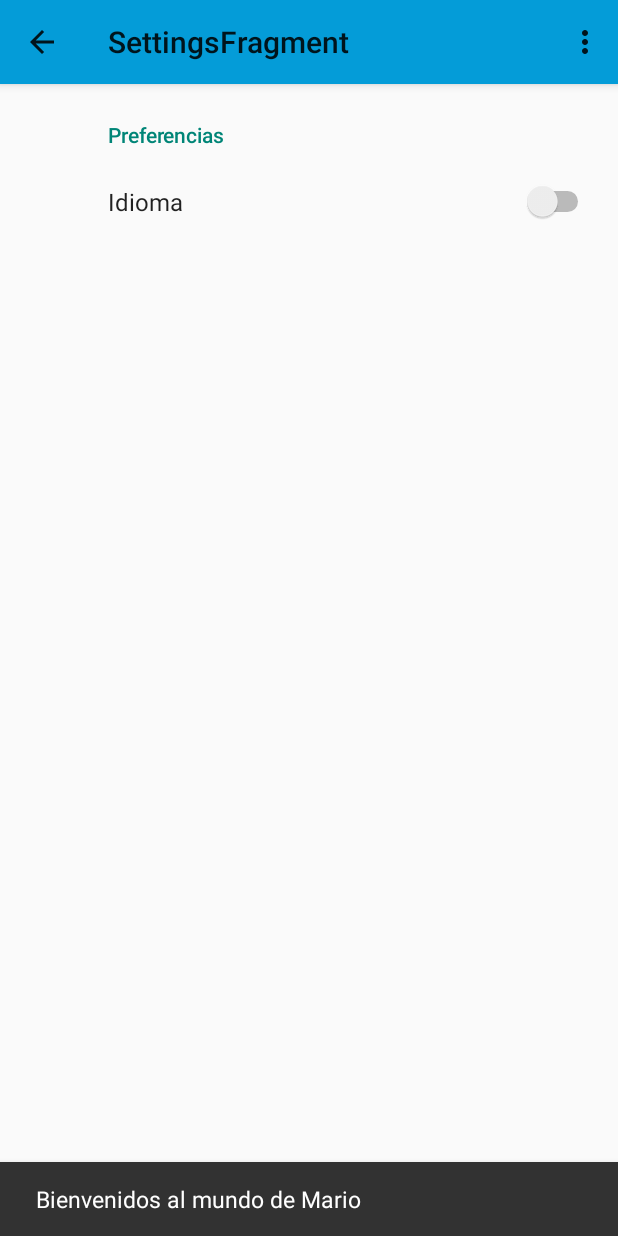
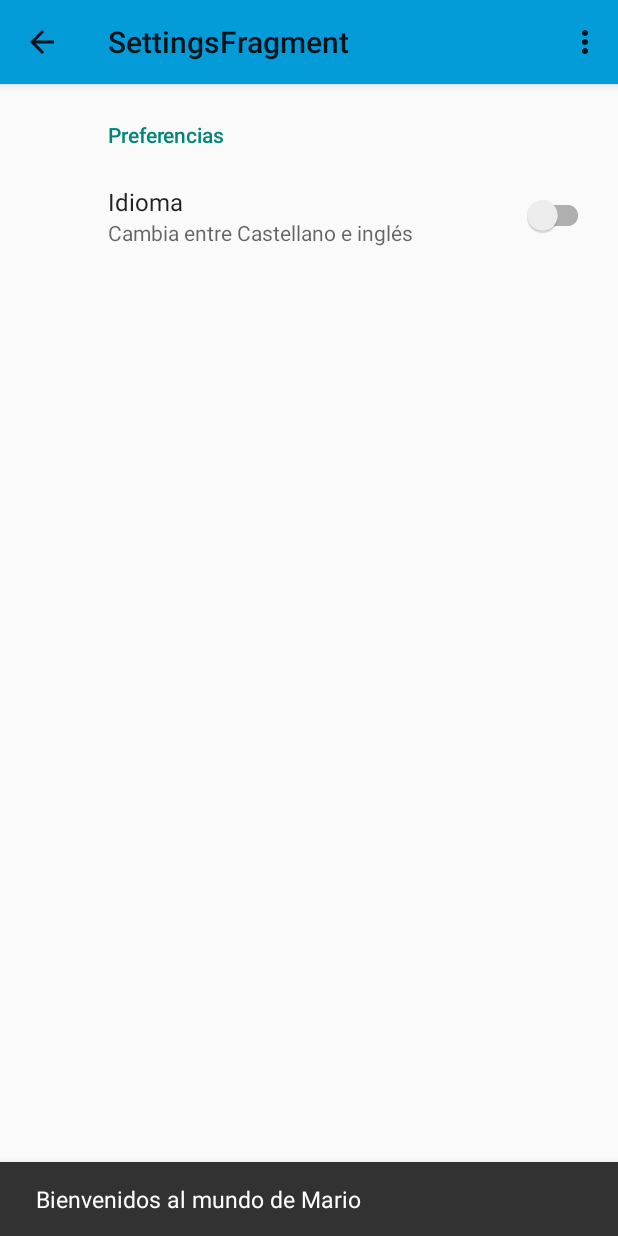
Before and after one commit to robbob93/PMDM-Tarea-2, an Android app: the SettingsFragment screen opened through its navigation route, on a phone screen of 412 x 824 dp. Run offline under Robolectric (Android 15) with nearby library versions, the phone set to English and light mode, and no system bars; our stand-ins replace androidx.preference, navigation-ui.

Commit message:
Primera implementación de cambio de idioma. Por implementar todos los strings y comprobar que cambian

```diff
--- a/ListadoPersonajes/app/src/main/res/xml/root_preferences.xml
+++ b/ListadoPersonajes/app/src/main/res/xml/root_preferences.xml
@@ -2,9 +2,10 @@
     xmlns:app="http://schemas.android.com/apk/res-auto">
 
     <PreferenceCategory app:title="@string/messages_header">
-        <SwitchPreference
+        <SwitchPreferenceCompat
             android:defaultValue="false"
-            android:key="switch_preference_1"
+            android:key="language_preference"
+            android:summary="Cambia entre Castellano e inglés"
             android:title="Idioma" />
 
 
```
Also changed, not shown: ListadoPersonajes/app/src/main/java/linares/rodriguez/listadopersonajes/SettingsFragment.java (+33 -0 lines).
